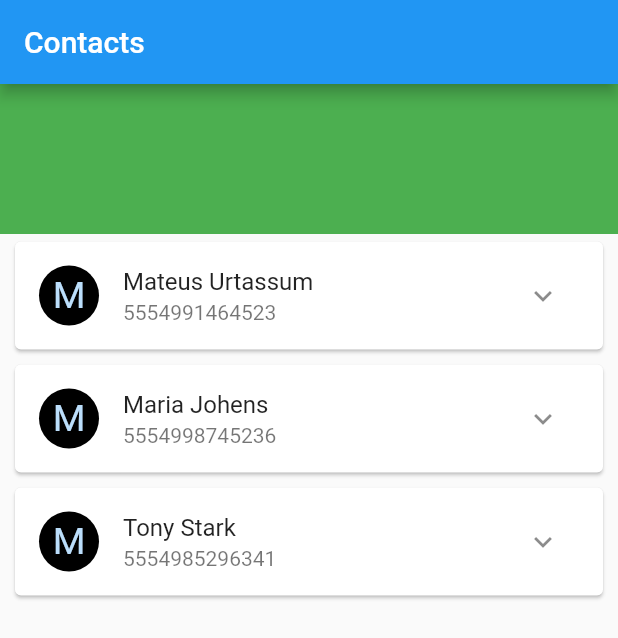
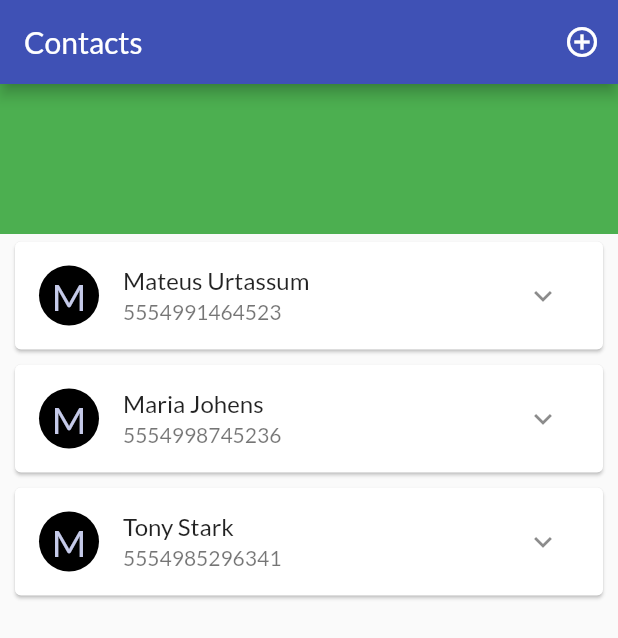
Before and after one commit to MateusBU/ContatosApp, a Flutter app: the screen it shows after launch, on a phone screen of 412 x 824 dp. Shown: the top 638 px of the screen. Run offline on Flutter 3.47's test engine with Material 2 defaults, Android fonts, the phone set to English and light mode, and no system bars.

Commit message:
Criação de provider e ChangeNotifer para atualizar a lista de contatos

```diff
--- a/contatos/lib/main.dart
+++ b/contatos/lib/main.dart
@@ -1,7 +1,10 @@
 import 'package:contatos/pages/contact_detail_page.dart';
+import 'package:contatos/pages/contact_form_page.dart';
 import 'package:contatos/pages/contacts_overview_page.dart';
 import 'package:flutter/material.dart';
+import 'package:provider/provider.dart';
 
+import 'models/contact_list.dart';
 import 'routes/routes_app.dart';
 
 void main() {
@@ -14,15 +17,20 @@ class MyApp extends StatelessWidget {
   // This widget is the root of your application.
   @override
   Widget build(BuildContext context) {
-    return MaterialApp(
+    return ChangeNotifierProvider(
+      create: (_) => ContactList(),
+      child: MaterialApp(
         title: 'Flutter Demo',
         theme: ThemeData(
-        primarySwatch: Colors.blue,
+          primarySwatch: (Colors.indigo),
+          fontFamily: 'Lato',
         ),
         routes: {
           AppRoutes.HOME: (context) => ContactsOverviewPage(),
           AppRoutes.CONTACT_DETAIL: (context) => const ContactDetailPage(),
+          AppRoutes.CONTACT_FORM: (context) => const ContactFormPage(),
         },
+      ),
     );
   }
 }
--- a/contatos/lib/models/contact.dart
+++ b/contatos/lib/models/contact.dart
@@ -1,3 +1,5 @@
+
+import 'package:flutter/widgets.dart';
 
 class ContactGroup{
  static const String FAMILY = 'Family';
@@ -6,7 +8,7 @@ class ContactGroup{
  static const String MY_CONTACT = 'Friend';
 }
 
-class Contact {
+class Contact with ChangeNotifier{
   final String id;
   final String name;
   final String? address;
@@ -27,5 +29,10 @@ class Contact {
     this.isFavorite = false,
   });
 
+  void toggleFavorite(){
+    isFavorite = !isFavorite;
+    notifyListeners();
+  }
+
 
 }
--- /dev/null
+++ b/contatos/lib/models/contact_list.dart
@@ -0,0 +1,16 @@
+import 'package:flutter/material.dart';
+import '../data/dummy_data.dart';
+
+import 'contact.dart';
+
+class ContactList with ChangeNotifier{
+
+  final List<Contact> _items = dummyContact;
+  List<Contact> get items => [..._items];//retorna um clone dos items
+
+  void addContact(Contact contact){
+    _items.add(contact);
+    notifyListeners();
+  }
+
+}
--- a/contatos/lib/pages/contacts_overview_page.dart
+++ b/contatos/lib/pages/contacts_overview_page.dart
@@ -1,19 +1,33 @@
 import 'package:contatos/components/contact_item_widget.dart';
 import 'package:contatos/data/dummy_data.dart';
 import 'package:flutter/material.dart';
+import 'package:provider/provider.dart';
 
 import '../models/contact.dart';
+import '../models/contact_list.dart';
+import '../routes/routes_app.dart';
 
 class ContactsOverviewPage extends StatelessWidget {
-  ContactsOverviewPage({super.key});
+  const ContactsOverviewPage({super.key});
 
-  final List<Contact> contacts = dummyContact;
 
   @override
   Widget build(BuildContext context) {
+    final provider = Provider.of<ContactList>(context);
+    final List<Contact> contacts = provider.items;
     return Scaffold(
       appBar: AppBar(
         title: const Text('Contacts'),
+        actions: [
+          IconButton(
+            onPressed: (){
+              Navigator.of(context).pushNamed(
+                AppRoutes.CONTACT_FORM,
+              );
+            },
+            icon: const Icon(Icons.add_circle_outline),
+          ),
+        ],
       ),
       body: Column(
         children: [
--- a/contatos/lib/routes/routes_app.dart
+++ b/contatos/lib/routes/routes_app.dart
@@ -1,4 +1,5 @@
 class AppRoutes {
   static const HOME = '/';
   static const CONTACT_DETAIL = '/contact-detail';
+  static const CONTACT_FORM = '/contact-form';
 }
```
Also changed, not shown: contatos/lib/fonts/Lato/OFL.txt (added, +93 -0 lines), contatos/lib/pages/contact_detail_page.dart (+69 -4 lines), contatos/lib/pages/contact_form_page.dart (added, +15 -0 lines), contatos/pubspec.yaml (+14 -12 lines), contatos/lib/fonts/Lato/Lato-Black.ttf (added), contatos/lib/fonts/Lato/Lato-BlackItalic.ttf (added), contatos/lib/fonts/Lato/Lato-Bold.ttf (added), contatos/lib/fonts/Lato/Lato-BoldItalic.ttf (added), contatos/lib/fonts/Lato/Lato-Italic.ttf (added), contatos/lib/fonts/Lato/Lato-Light.ttf (added), contatos/lib/fonts/Lato/Lato-LightItalic.ttf (added), contatos/lib/fonts/Lato/Lato-Regular.ttf (added), contatos/lib/fonts/Lato/Lato-Thin.ttf (added), contatos/lib/fonts/Lato/Lato-ThinItalic.ttf (added), 1 more files. Lines whose indentation alone changed are shown as unchanged.
